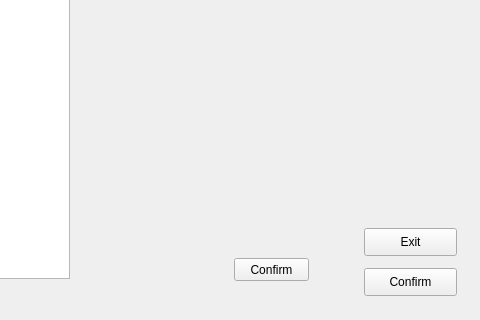
Qt form CS1D-Basketball-master/Basketball/confirmdenver.ui (moetaei/CS1D-Basketball) before a commit; both pictures show x 266 to 746 and y 232 to 552 of the 746 by 552 pixel window.
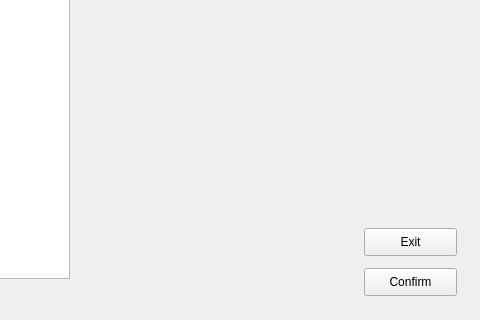
The same form after that commit.

```diff
--- a/CS1D-Basketball-master/Basketball/confirmdenver.ui
+++ b/CS1D-Basketball-master/Basketball/confirmdenver.ui
@@ -26,19 +26,6 @@
     <enum>QAbstractItemView::SingleSelection</enum>
    </property>
   </widget>
-  <widget class="QPushButton" name="pushButton">
-   <property name="geometry">
-    <rect>
-     <x>500</x>
-     <y>490</y>
-     <width>75</width>
-     <height>23</height>
-    </rect>
-   </property>
-   <property name="text">
-    <string>Confirm</string>
-   </property>
-  </widget>
   <widget class="QPushButton" name="pushButton">
    <property name="geometry">
     <rect>
```
